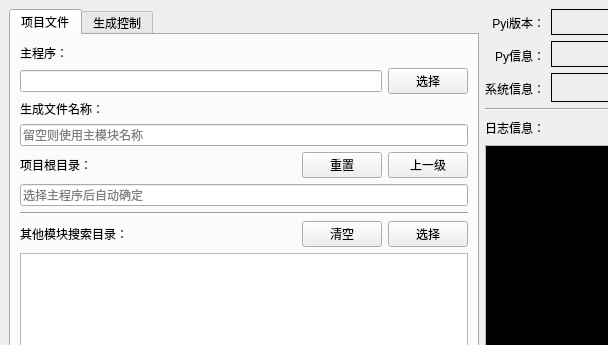
Old version of the form interface/PyInstallerTool.ui in the repository hrpzcf/AwesomePyKit; both pictures show x 0 to 608 and y 0 to 345 of the 870 by 776 pixel window.
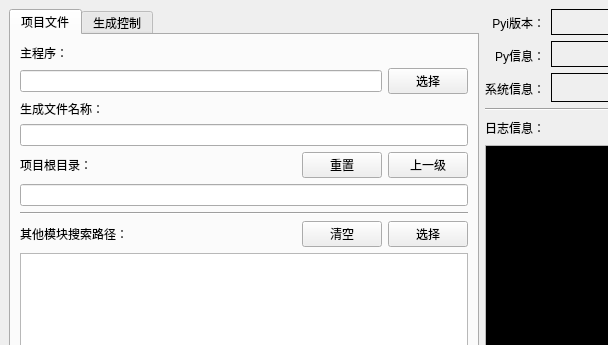
New version of the form.

Commit message: feat: 程序打包功能增加工具提示

```diff
--- a/interface/PyInstallerTool.ui
+++ b/interface/PyInstallerTool.ui
@@ -80,8 +80,8 @@
                 <property name="contextMenuPolicy">
                  <enum>Qt::NoContextMenu</enum>
                 </property>
-                <property name="placeholderText">
-                 <string>留空则使用主模块名称</string>
+                <property name="toolTip">
+                 <string>打包完成后的exe可执行文件文件的名称，此项留空则使用主程序文件名。</string>
                 </property>
                </widget>
               </item>
@@ -126,9 +126,6 @@
                 <property name="readOnly">
                  <bool>true</bool>
                 </property>
-                <property name="placeholderText">
-                 <string>选择主程序后自动确定</string>
-                </property>
                </widget>
               </item>
              </layout>
@@ -147,7 +144,7 @@
                 <item>
                  <widget class="QLabel" name="label_3">
                   <property name="text">
-                   <string>其他模块搜索目录：</string>
+                   <string>其他模块搜索路径：</string>
                   </property>
                  </widget>
                 </item>
```
Left out of the diff: 97 changed lines with no effect on the pictures. The commit also changes 2 other files.
